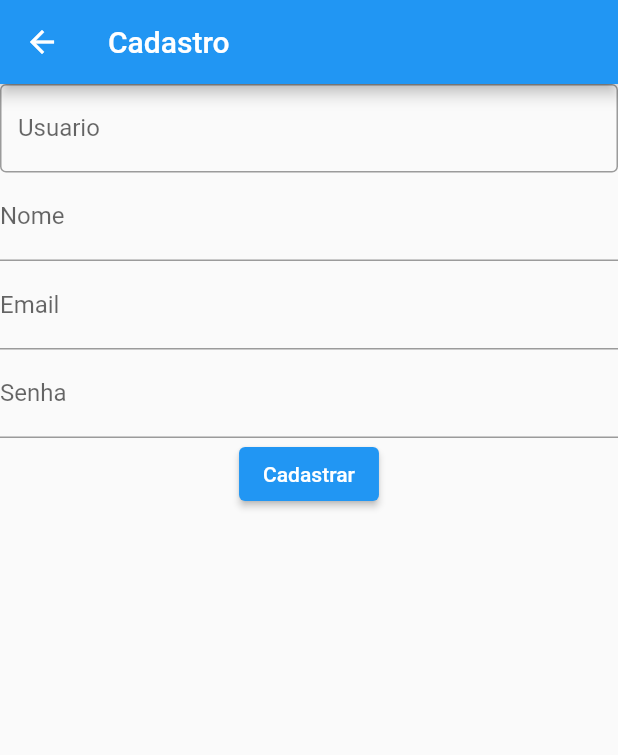
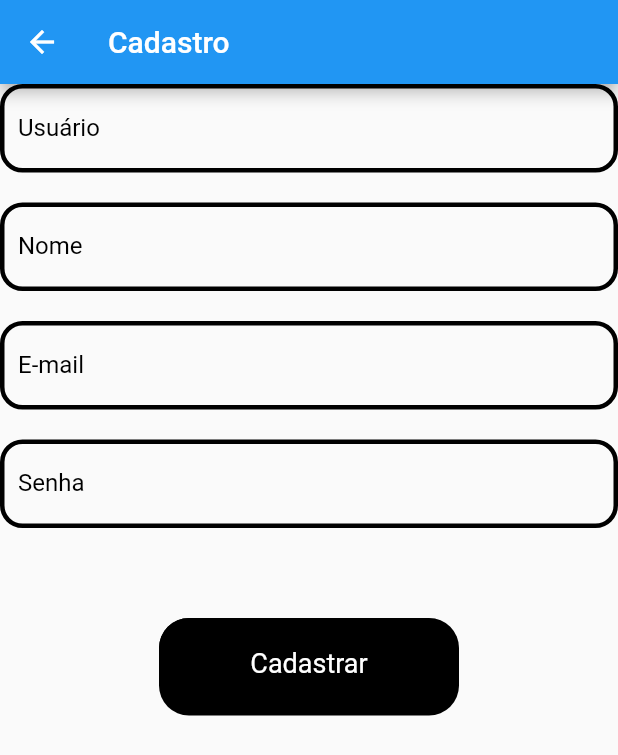
Before and after one commit to wellitonscheer/aplicativo-esportes-cti4, a Flutter app: the Cadastro screen opened directly, on a phone screen of 412 x 824 dp. Shown: the top 755 px of the screen. Run offline on Flutter 3.47's test engine with Material 2 defaults, Android fonts, the phone set to English and light mode, and no system bars; drawn by our look-alikes of nice_buttons; our stand-ins replace cloud_firestore, firebase_core; accounts and stored records are empty.

Commit message:
cadastro

```diff
--- a/aplicativo_esportes_cti4_app/lib/Cadastro.dart
+++ b/aplicativo_esportes_cti4_app/lib/Cadastro.dart
@@ -2,6 +2,7 @@ import 'all_widgets.dart';
 import 'package:flutter/material.dart';
 import 'package:firebase_core/firebase_core.dart';
 import 'package:cloud_firestore/cloud_firestore.dart';
+import 'package:nice_buttons/nice_buttons.dart';
 
 
 class Cadastro extends StatefulWidget{
@@ -33,36 +34,89 @@ class _CadastroState extends State<Cadastro> {
         children: [
           TextField(
             decoration: InputDecoration(
+              focusedBorder: OutlineInputBorder(
+                  borderSide: const BorderSide(width: 3, color: Colors.black),
+                  borderRadius: BorderRadius.circular(15)
+              ),
+              enabledBorder: OutlineInputBorder(
+                  borderSide: BorderSide(width: 3, color: Colors.black),
+                  borderRadius: BorderRadius.circular(15)
+              ),
               border: OutlineInputBorder(),
-                labelText: 'Usuario',
-                hintText: 'Coloque o seu usuario'),
+              labelText: "Usuário",
+              labelStyle: TextStyle(color: Colors.black),
+              hintText: 'Coloque o seu usuário'),
             controller: usuario,
           ),
+          SizedBox(height: 20,),
           TextField(
             decoration: InputDecoration(
-                labelText: "Nome"
+              focusedBorder: OutlineInputBorder(
+                  borderSide: const BorderSide(width: 3, color: Colors.black),
+                  borderRadius: BorderRadius.circular(15)
               ),
+              enabledBorder: OutlineInputBorder(
+                  borderSide: BorderSide(width: 3, color: Colors.black),
+                  borderRadius: BorderRadius.circular(15)
+              ),
+              border: OutlineInputBorder(),
+              labelText: "Nome",
+              labelStyle: TextStyle(color: Colors.black),
+              hintText: 'Coloque o seu nome'),
             controller: nomeUsuario,
           ),
+          SizedBox(height: 20,),
           TextField(
             decoration: InputDecoration(
-                labelText: "Email"
+              focusedBorder: OutlineInputBorder(
+                  borderSide: const BorderSide(width: 3, color: Colors.black),
+                  borderRadius: BorderRadius.circular(15)
               ),
+              enabledBorder: OutlineInputBorder(
+                  borderSide: BorderSide(width: 3, color: Colors.black),
+                  borderRadius: BorderRadius.circular(15)
+              ),
+              border: OutlineInputBorder(),
+              labelText: "E-mail",
+              labelStyle: TextStyle(color: Colors.black),
+              hintText: 'Coloque o seu e-mail'),
             controller: emailUsuario,
           ),
+          SizedBox(height: 20,),
           TextField(
             decoration: InputDecoration(
+                focusedBorder: OutlineInputBorder(
+                    borderSide: const BorderSide(width: 3, color: Colors.black),
+                    borderRadius: BorderRadius.circular(15)
+                ),
+                enabledBorder: OutlineInputBorder(
+                    borderSide: BorderSide(width: 3, color: Colors.black),
+                    borderRadius: BorderRadius.circular(15)
+                ),
+                border: OutlineInputBorder(),
                 labelText: "Senha",
-            ),
+                labelStyle: TextStyle(color: Colors.black),
+                hintText: 'Coloque o seu senha'),
             controller: senhaUsuario,
           ),
-          ElevatedButton(
-              onPressed: (){
+          SizedBox(height: 60,),
+          NiceButtons(
+            startColor: Colors.black,
+            endColor: Colors.black12,
+            borderColor: Colors.black,
+            stretch: false,
+            progress: false,
+            gradientOrientation: GradientOrientation.Horizontal,
+            onTap: (a) {
               _cadastroUsuario();
               Navigator.push(context, MaterialPageRoute(builder: (context) => Login()));
             },
-              child: Text("Cadastrar")
-          )
+            child: Text(
+              'Cadastrar',
+              //global.usuario,
+              style: TextStyle(color: Colors.white, fontSize: 18),
+            ),
+          ),
         ],
       ),
     );
--- a/aplicativo_esportes_cti4_app/lib/Login.dart
+++ b/aplicativo_esportes_cti4_app/lib/Login.dart
@@ -116,8 +116,7 @@ class _LoginState extends State<Login> {
               onPressed: () {
                 Navigator.push(context, MaterialPageRoute(builder: (context) => Cadastro()));
               },
-              child: Text("Nao tem uma conta? Clique aqui." , style: TextStyle(color: Colors.black)),
-
+              child: Text("Não tem uma conta? Clique aqui." , style: TextStyle(color: Colors.black)),
             )
           ],
         ),
```
Lines whose indentation alone changed are shown as unchanged.
